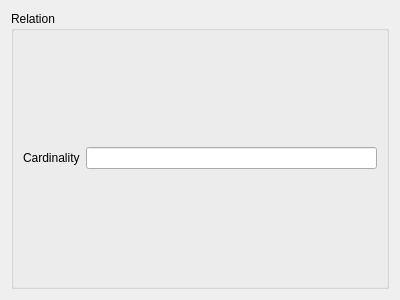
Old version of the form src/ui/qgsattributerelationedit.ui in the repository qgis/QGIS.
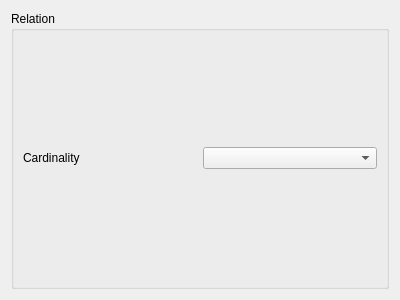
New version of the form.

Commit message: combobox for cardinality

```diff
--- a/src/ui/qgsattributerelationedit.ui
+++ b/src/ui/qgsattributerelationedit.ui
@@ -28,7 +28,7 @@
        </widget>
       </item>
       <item row="0" column="1">
-       <widget class="QLineEdit" name="leCardinality"/>
+       <widget class="QComboBox" name="coCardinality"/>
       </item>
      </layout>
     </widget>
```
The commit also changes 3 other files.
